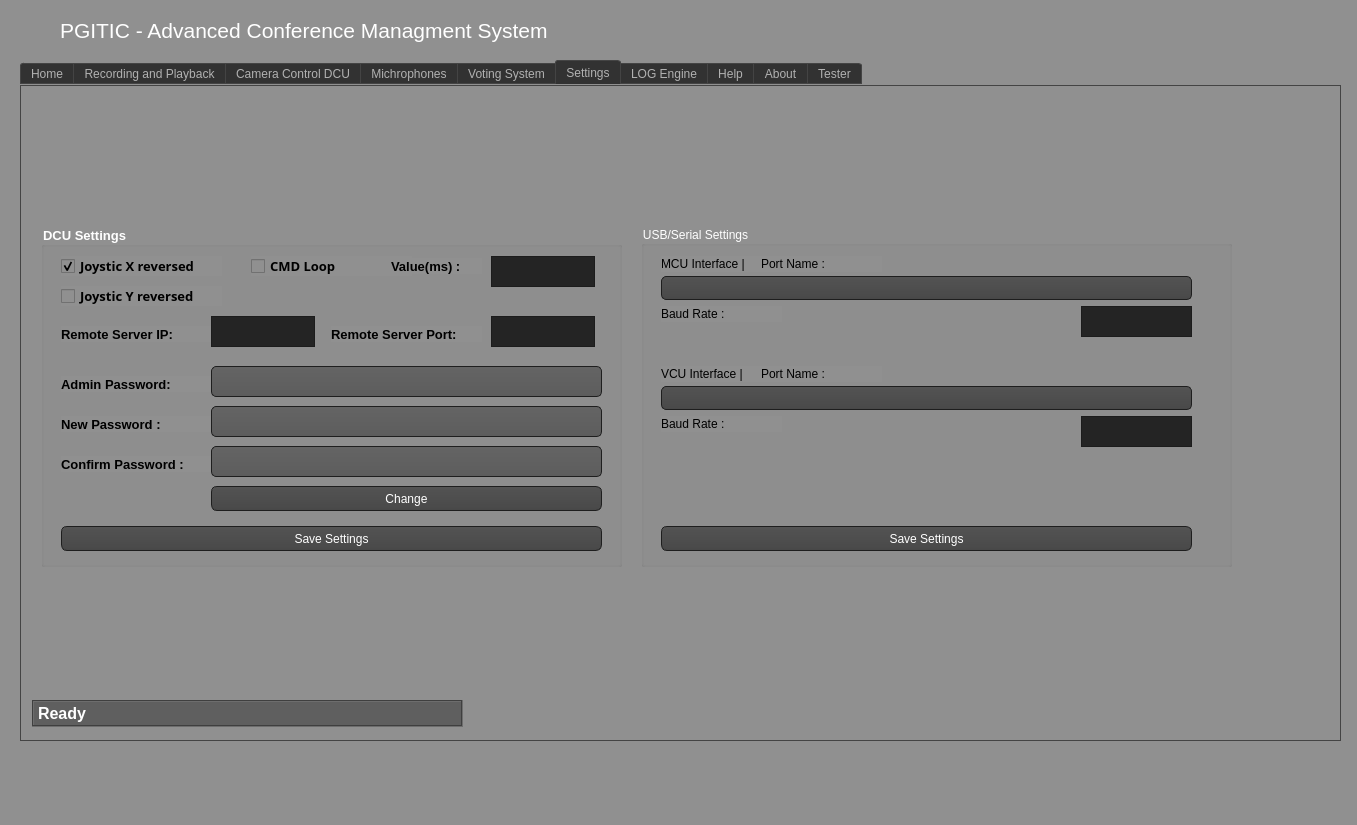
First picture: the form in mainwindow.ui, repository cxdcxd/pgitic_gstramer, before the edit.
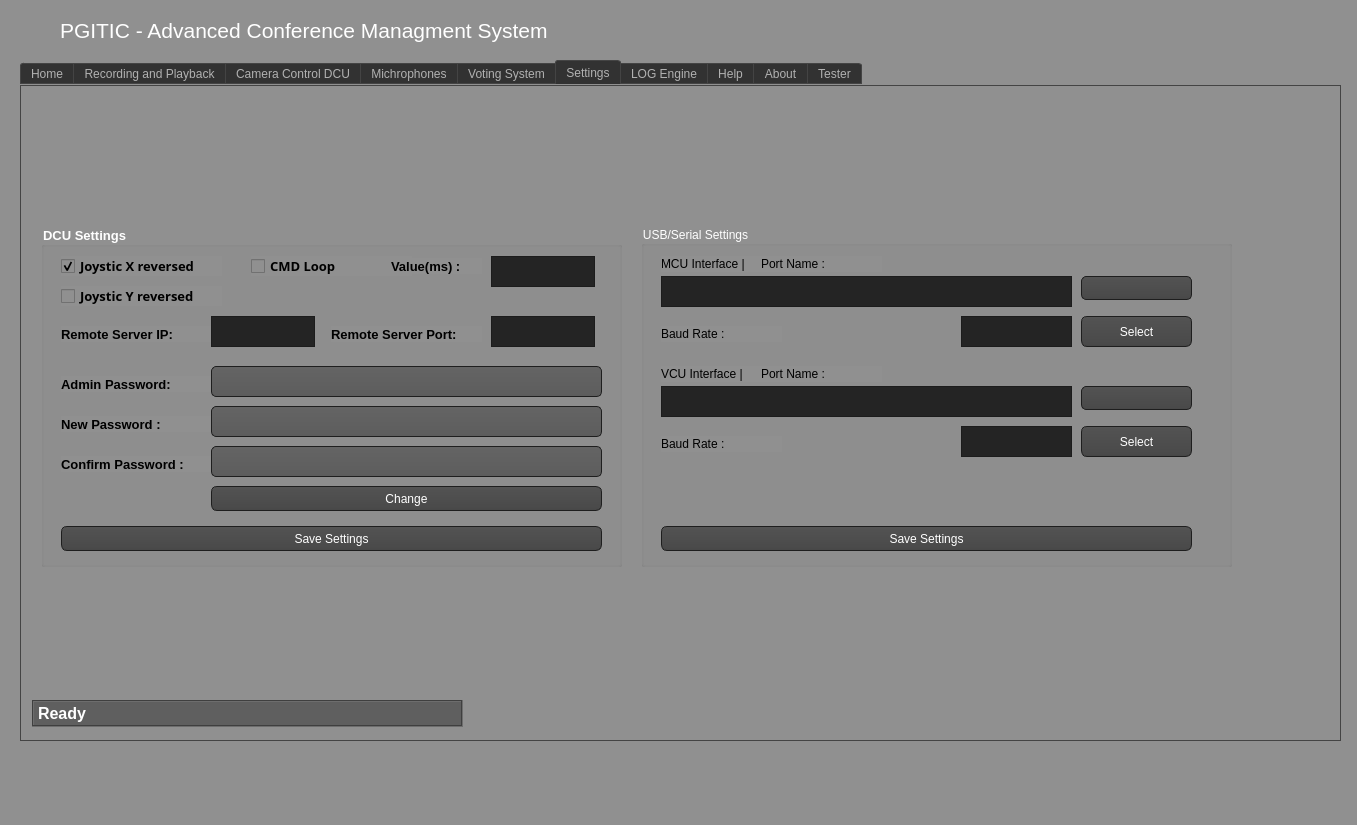
Second picture: the form after the edit. The open tabs and pages were chosen to show the change. Icons and pictures are not drawn. Custom widgets are drawn as their Qt base class.

Patch:
```diff
--- a/mainwindow.ui
+++ b/mainwindow.ui
@@ -5143,8 +5143,8 @@
        <widget class="QTextEdit" name="txt_baudrate1">
         <property name="geometry">
          <rect>
-          <x>440</x>
-          <y>80</y>
+          <x>320</x>
+          <y>90</y>
           <width>111</width>
           <height>31</height>
          </rect>
@@ -5156,9 +5156,9 @@
        <widget class="QComboBox" name="cmb_serial1">
         <property name="geometry">
          <rect>
-          <x>20</x>
+          <x>440</x>
           <y>50</y>
-          <width>531</width>
+          <width>111</width>
           <height>24</height>
          </rect>
         </property>
@@ -5166,8 +5166,8 @@
        <widget class="QTextEdit" name="txt_baudrate2">
         <property name="geometry">
          <rect>
-          <x>440</x>
-          <y>190</y>
+          <x>320</x>
+          <y>200</y>
           <width>111</width>
           <height>31</height>
          </rect>
@@ -5195,9 +5195,9 @@
        <widget class="QComboBox" name="cmb_serial2">
         <property name="geometry">
          <rect>
-          <x>20</x>
+          <x>440</x>
           <y>160</y>
-          <width>531</width>
+          <width>111</width>
           <height>24</height>
          </rect>
         </property>
@@ -5222,7 +5222,7 @@
         <property name="geometry">
          <rect>
           <x>20</x>
-          <y>80</y>
+          <y>100</y>
           <width>121</width>
           <height>16</height>
          </rect>
@@ -5254,7 +5254,7 @@
         <property name="geometry">
          <rect>
           <x>20</x>
-          <y>190</y>
+          <y>210</y>
           <width>121</width>
           <height>16</height>
          </rect>
@@ -5266,6 +5266,64 @@
          <string>Baud Rate :</string>
         </property>
        </widget>
+       <widget class="QTextEdit" name="txt_serial_name1">
+        <property name="geometry">
+         <rect>
+          <x>20</x>
+          <y>50</y>
+          <width>411</width>
+          <height>31</height>
+         </rect>
+        </property>
+        <property name="styleSheet">
+         <string notr="true">color: rgb(255, 255, 255);</string>
+        </property>
+       </widget>
+       <widget class="QTextEdit" name="txt_serial_name2">
+        <property name="geometry">
+         <rect>
+          <x>20</x>
+          <y>160</y>
+          <width>411</width>
+          <height>31</height>
+         </rect>
+        </property>
+        <property name="styleSheet">
+         <string notr="true">color: rgb(255, 255, 255);</string>
+        </property>
+       </widget>
+       <widget class="QPushButton" name="btn_select1">
+        <property name="geometry">
+         <rect>
+          <x>440</x>
+          <y>90</y>
+          <width>111</width>
+          <height>31</height>
+         </rect>
+        </property>
+        <property name="styleSheet">
+         <string notr="true">color: rgb(255, 255, 255);</string>
+        </property>
+        <property name="text">
+         <string>Select</string>
+        </property>
+       </widget>
+       <widget class="QPushButton" name="btn_select2">
+        <property name="geometry">
+         <rect>
+          <x>440</x>
+          <y>200</y>
+          <width>111</width>
+          <height>31</height>
+         </rect>
+        </property>
+        <property name="styleSheet">
+         <string notr="true">color: rgb(255, 255, 255);</string>
+        </property>
+        <property name="text">
+         <string>Select</string>
+        </property>
+       </widget>
       </widget>
       <widget class="QGroupBox" name="groupBox">
        <property name="geometry">
```
Left out of the diff: 2 changed lines with no effect on the pictures.
